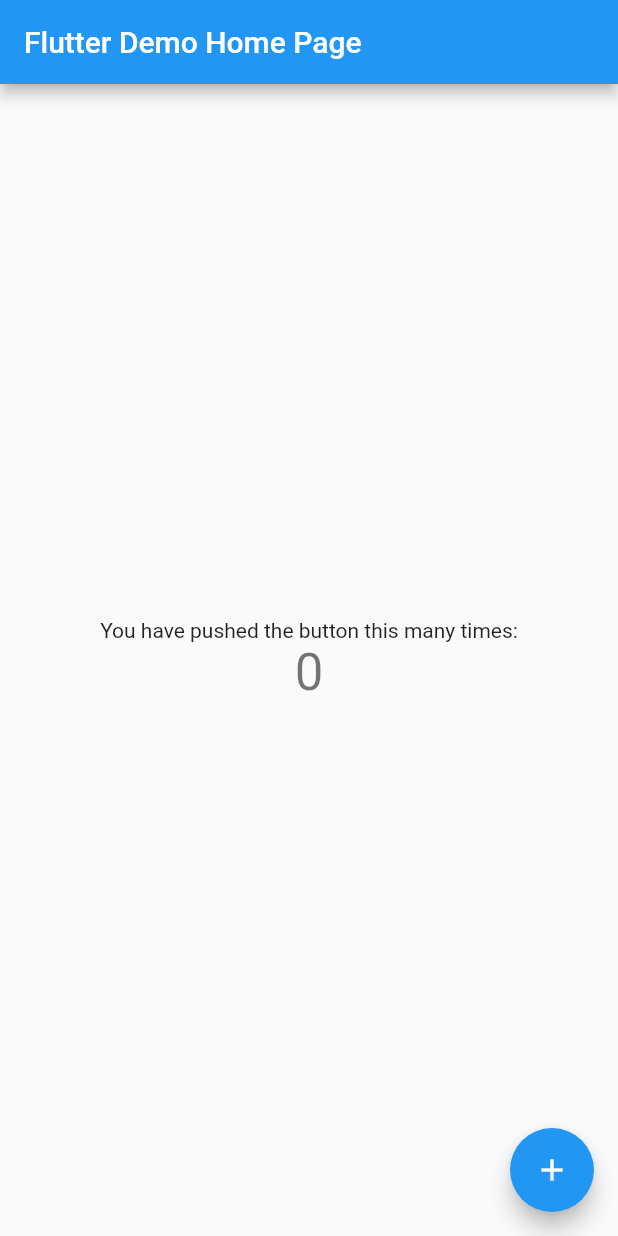
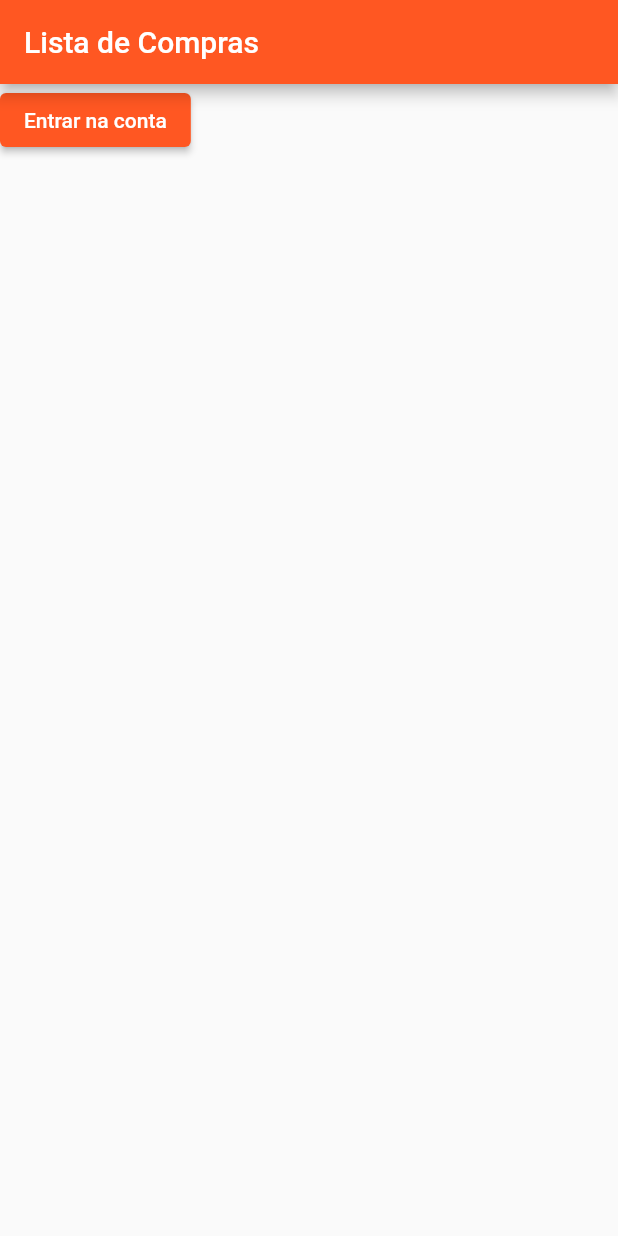
Before and after one commit to LucasSnatiago/flutter_lista_compras, a Flutter app: the screen it shows after launch, on a phone screen of 412 x 824 dp. Run offline on Flutter 3.47's test engine with Material 2 defaults, Android fonts, the phone set to English and light mode, and no system bars; our stand-ins replace sqflite; missing offline and left inert: dbcrypt; accounts and stored records are empty.

Commit message:
feat: tela inicial sendo feita

```diff
--- a/lib/banco_de_dados/banco.dart
+++ b/lib/banco_de_dados/banco.dart
@@ -13,6 +13,7 @@
           'CREATE TABLE IF NOT EXISTS users (id INTEGER PRIMARY KEY, nome TEXT, email TEXT, senha TEXT)');
       await db.execute(
           'CREATE TABLE IF NOT EXISTS conta (id INTEGER PRIMARY KEY, FOREIGN KEY (user_id) REFERENCES users(id), dia_pagamento TEXT, titulo TEXT, descricao TEXT))');
+      await db.execute('CREATE TABLE IF NOT EXISTS ultimo_login ()');
     });
   }
 
--- a/lib/senha/senhas.dart
+++ b/lib/login/login.dart
@@ -9,3 +9,10 @@
 bool checkPassword(String senha, String senhaHasheada) {
   return new DBCrypt().checkpw(senha, senhaHasheada);
 }
+
+/// Regex simples de validação de email
+bool isValidEmail(String email) {
+  return RegExp(
+          r"^[a-zA-Z0-9.a-zA-Z0-9.!#$%&'*+-/=?^_`{|}~]+@[a-zA-Z0-9]+\.[a-zA-Z]+")
+      .hasMatch(email);
+}
--- a/lib/main.dart
+++ b/lib/main.dart
@@ -9,105 +9,31 @@
   @override
   Widget build(BuildContext context) {
     return MaterialApp(
-      title: 'Flutter Demo',
+      title: 'Lista de Compras',
       theme: ThemeData(
-        // This is the theme of your application.
-        //
-        // Try running your application with "flutter run". You'll see the
-        // application has a blue toolbar. Then, without quitting the app, try
-        // changing the primarySwatch below to Colors.green and then invoke
-        // "hot reload" (press "r" in the console where you ran "flutter run",
-        // or simply save your changes to "hot reload" in a Flutter IDE).
-        // Notice that the counter didn't reset back to zero; the application
-        // is not restarted.
-        primarySwatch: Colors.blue,
+        primarySwatch: Colors.deepOrange,
       ),
-      home: MyHomePage(title: 'Flutter Demo Home Page'),
+      home: Menu(),
     );
   }
 }
 
-class MyHomePage extends StatefulWidget {
-  MyHomePage({Key? key, this.title}) : super(key: key);
-
-  // This widget is the home page of your application. It is stateful, meaning
-  // that it has a State object (defined below) that contains fields that affect
-  // how it looks.
-
-  // This class is the configuration for the state. It holds the values (in this
-  // case the title) provided by the parent (in this case the App widget) and
-  // used by the build method of the State. Fields in a Widget subclass are
-  // always marked "final".
-
-  final String? title;
-
-  @override
-  _MyHomePageState createState() => _MyHomePageState();
-}
-
-class _MyHomePageState extends State<MyHomePage> {
-  int _counter = 0;
-
-  void _incrementCounter() {
-    setState(() {
-      // This call to setState tells the Flutter framework that something has
-      // changed in this State, which causes it to rerun the build method below
-      // so that the display can reflect the updated values. If we changed
-      // _counter without calling setState(), then the build method would not be
-      // called again, and so nothing would appear to happen.
-      _counter++;
-    });
-  }
-
+class Menu extends StatelessWidget {
   @override
   Widget build(BuildContext context) {
-    // This method is rerun every time setState is called, for instance as done
-    // by the _incrementCounter method above.
-    //
-    // The Flutter framework has been optimized to make rerunning build methods
-    // fast, so that you can just rebuild anything that needs updating rather
-    // than having to individually change instances of widgets.
     return Scaffold(
       appBar: AppBar(
-        // Here we take the value from the MyHomePage object that was created by
-        // the App.build method, and use it to set our appbar title.
-        title: Text(widget.title!),
+        title: Text('Lista de Compras'),
       ),
-      body: Center(
-        // Center is a layout widget. It takes a single child and positions it
-        // in the middle of the parent.
-        child: Column(
-          // Column is also a layout widget. It takes a list of children and
-          // arranges them vertically. By default, it sizes itself to fit its
-          // children horizontally, and tries to be as tall as its parent.
-          //
-          // Invoke "debug painting" (press "p" in the console, choose the
-          // "Toggle Debug Paint" action from the Flutter Inspector in Android
-          // Studio, or the "Toggle Debug Paint" command in Visual Studio Code)
-          // to see the wireframe for each widget.
-          //
-          // Column has various properties to control how it sizes itself and
-          // how it positions its children. Here we use mainAxisAlignment to
-          // center the children vertically; the main axis here is the vertical
-          // axis because Columns are vertical (the cross axis would be
-          // horizontal).
-          mainAxisAlignment: MainAxisAlignment.center,
-          children: <Widget>[
-            Text(
-              'You have pushed the button this many times:',
-            ),
-            Text(
-              '$_counter',
-              style: Theme.of(context).textTheme.headline4,
-            ),
-          ],
+      body: SingleChildScrollView(
+        child: Form(
+          child: Column(
+            children: [
+              ElevatedButton(onPressed: () {}, child: Text('Entrar na conta')),
+            ],
+          ),
         ),
       ),
-      floatingActionButton: FloatingActionButton(
-        onPressed: _incrementCounter,
-        tooltip: 'Increment',
-        child: Icon(Icons.add),
-      ), // This trailing comma makes auto-formatting nicer for build methods.
     );
   }
 }
```
